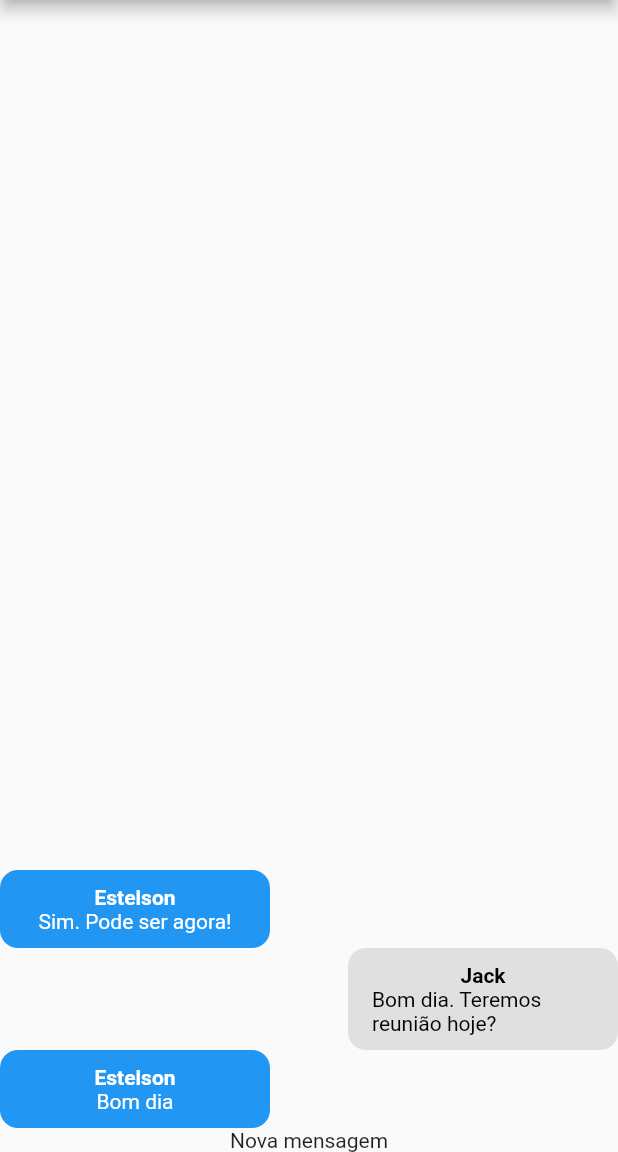
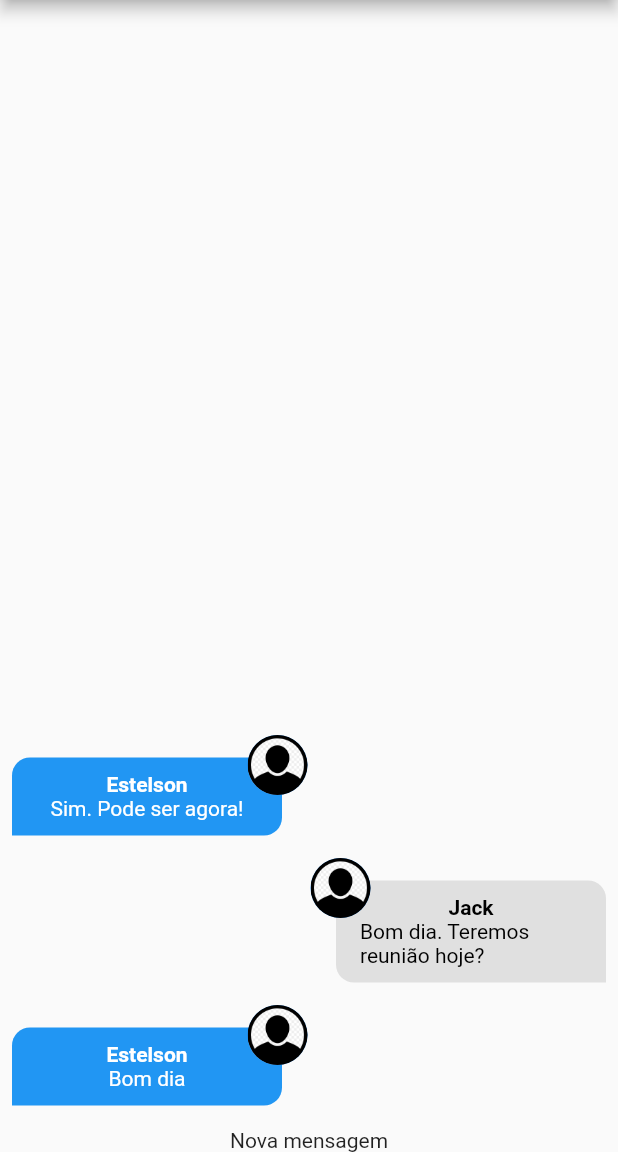
Before and after one commit to estelson/lulu_chat, a Flutter app: the screen it shows after launch, on a phone screen of 412 x 824 dp, the part 84-1236 px from its top. Run offline on Flutter 3.47's test engine with Material 2 defaults, Android fonts, the phone set to English and light mode, and no system bars; our stand-ins replace image_picker; missing offline and left inert: validatorless; accounts and stored records are empty.

Commit message:
Componente Message Bubble #02

```diff
--- a/lib/components/message_bubble.dart
+++ b/lib/components/message_bubble.dart
@@ -1,28 +1,58 @@
+import 'dart:io';
+
 import 'package:flutter/material.dart';
 import 'package:lulu_chat/core/models/chat_message.dart';
 
 class MessageBubble extends StatelessWidget {
+  static const _defaultImage = "assets/images/avatar.png";
   final ChatMessage message;
   final bool belongsToCurrentUser; // Controla se a mensagem pertence ao usuário logado ou ao outro participante do chat
 
   const MessageBubble({Key? key, required this.message, required this.belongsToCurrentUser}) : super(key: key);
 
+  Widget _showUserImage(String imageUrl) {
+    ImageProvider? provider;
+
+    final uri = Uri.parse(imageUrl);
+
+    if(uri.path.contains(_defaultImage)) {
+      provider = AssetImage(_defaultImage);
+    } else if(uri.scheme.contains("http")) {
+      provider = NetworkImage(uri.toString());
+    } else {
+      provider = FileImage(File(uri.toString()));
+    }
+
+    return CircleAvatar(
+      backgroundImage: provider,
+    );
+  }
+
   @override
   Widget build(BuildContext context) {
-    return Row(
+    return Stack(
+      children: [
+        Row(
           mainAxisAlignment: belongsToCurrentUser ? MainAxisAlignment.end : MainAxisAlignment.start,
           children: [
             Container(
               decoration: BoxDecoration(
                 color: belongsToCurrentUser ? Colors.grey.shade300 : Theme.of(context).colorScheme.primary,
-            borderRadius: BorderRadius.all(
-              Radius.circular(12),
+                borderRadius: BorderRadius.only(
+                  topLeft: Radius.circular(12),
+                  topRight: Radius.circular(12),
+                  bottomLeft: belongsToCurrentUser ? Radius.circular(12) : Radius.circular(0),
+                  bottomRight: belongsToCurrentUser ? Radius.circular(0) : Radius.circular(12),
                 ),
               ),
               width: 180,
               padding: EdgeInsets.symmetric(
                 vertical: 10,
                 horizontal: 16,
+              ),
+              margin: EdgeInsets.symmetric(
+                vertical: 15,
+                horizontal: 8,
               ),
               child: Column(
                 children: [
@@ -43,6 +73,14 @@
               ),
             ),
           ],
+        ),
+        Positioned(
+          top: 0,
+          left: belongsToCurrentUser ? null : 165,
+          right: belongsToCurrentUser ? 165 : null,
+          child: _showUserImage(message.userImageUrl),
+        ),
+      ],
     );
   }
 }
```
Lines whose indentation alone changed are shown as unchanged.
